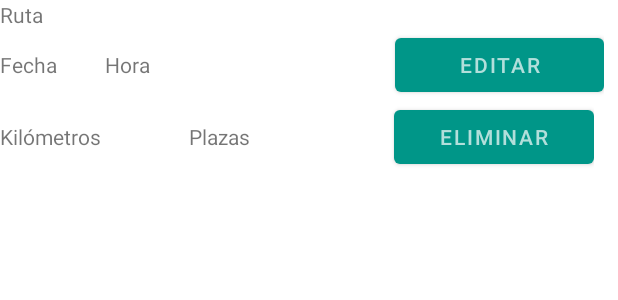
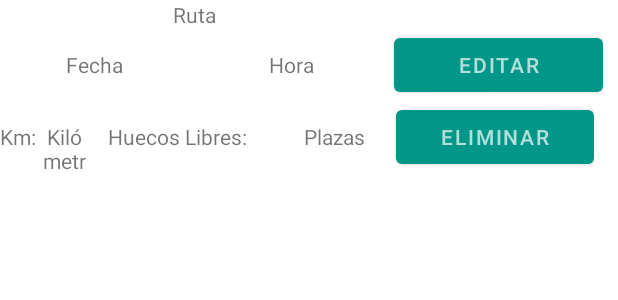
Before and after one commit to mikel-alvarez/4SharedCars, an Android app: the layout rutas_usuario_item.xml on its own in the app's theme, with its tools: preview values and no code run, on a phone screen of 412 x 824 dp. Shown: the top 300 px of the screen. Run offline under Robolectric (Android 15) with nearby library versions, the phone set to English and light mode, and no system bars.

Commit message:
LayOut Rutas Usuario

```diff
--- a/app/src/main/res/layout/activity_gestionar_rutas.xml
+++ b/app/src/main/res/layout/activity_gestionar_rutas.xml
@@ -38,7 +38,7 @@
         android:textSize="34sp"
         app:layout_constraintBottom_toBottomOf="parent"
         app:layout_constraintEnd_toEndOf="parent"
-        app:layout_constraintHorizontal_bias="0.641"
+        app:layout_constraintHorizontal_bias="0.315"
         app:layout_constraintStart_toEndOf="@+id/textView10"
         app:layout_constraintTop_toTopOf="parent"
         app:layout_constraintVertical_bias="0.051" />
--- a/app/src/main/res/layout/rutas_usuario_item.xml
+++ b/app/src/main/res/layout/rutas_usuario_item.xml
@@ -6,8 +6,9 @@
 
     <TextView
         android:id="@+id/txtRutaUsuarioItem"
-        android:layout_width="match_parent"
+        android:layout_width="263dp"
         android:layout_height="wrap_content"
+        android:gravity="center"
         android:text="Ruta " />
 
     <LinearLayout
@@ -17,14 +18,16 @@
 
         <TextView
             android:id="@+id/txtRutaUsuarioFechaItem"
-            android:layout_width="70dp"
+            android:layout_width="125dp"
             android:layout_height="wrap_content"
+            android:gravity="center"
             android:text="Fecha" />
 
         <TextView
             android:id="@+id/txtRutaUsuarioHoraItem"
-            android:layout_width="193dp"
+            android:layout_width="137dp"
             android:layout_height="wrap_content"
+            android:gravity="center"
             android:text="Hora" />
 
         <Button
@@ -42,17 +45,35 @@
         android:orientation="horizontal">
 
         <TextView
-            android:id="@+id/txtRutaUsuarioKmsItem"
-            android:layout_width="97dp"
+            android:id="@+id/textView11"
+            android:layout_width="0dp"
             android:layout_height="wrap_content"
             android:layout_weight="1"
+            android:gravity="center"
+            android:text="Km: " />
+
+        <TextView
+            android:id="@+id/txtRutaUsuarioKmsItem"
+            android:layout_width="3dp"
+            android:layout_height="wrap_content"
+            android:layout_weight="1"
+            android:gravity="center"
             android:text="Kilómetros" />
 
         <TextView
-            android:id="@+id/txtRutaUsuarioPlazasItem"
-            android:layout_width="108dp"
+            android:id="@+id/textView12"
+            android:layout_width="wrap_content"
             android:layout_height="wrap_content"
             android:layout_weight="1"
+            android:gravity="center"
+            android:text="Huecos Libres: " />
+
+        <TextView
+            android:id="@+id/txtRutaUsuarioPlazasItem"
+            android:layout_width="55dp"
+            android:layout_height="wrap_content"
+            android:layout_weight="1"
+            android:gravity="center"
             android:text="Plazas" />
 
         <Button
```
